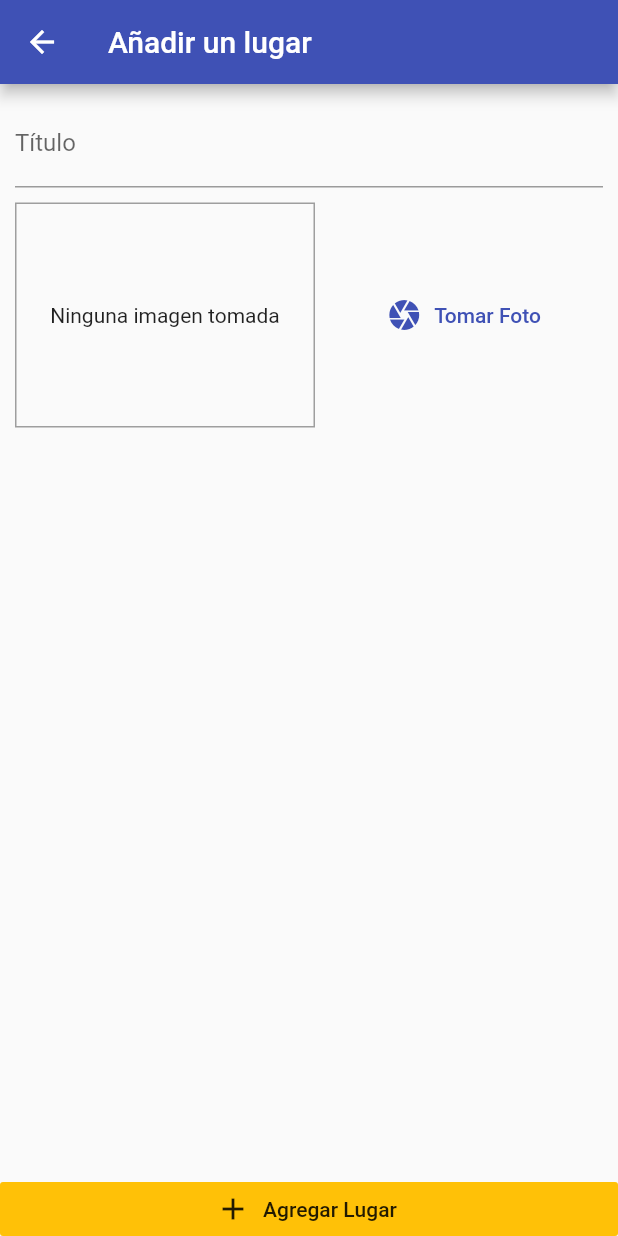
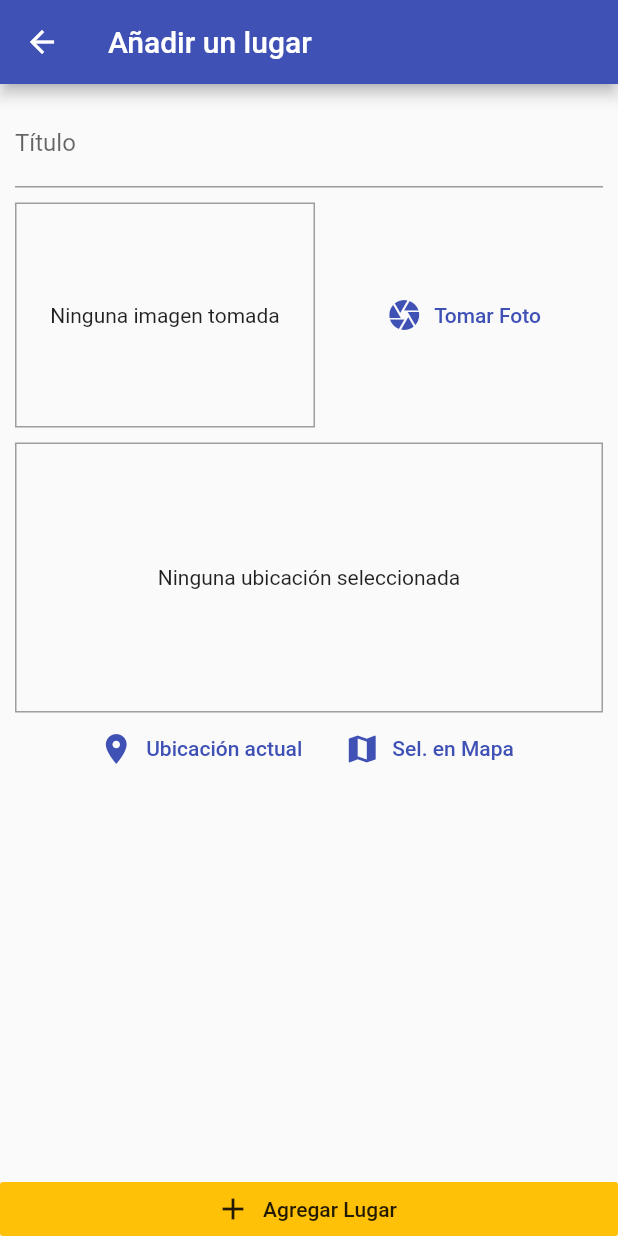
Before and after one commit to cvargas22/lugares-tids08, a Flutter app: the AgregarLugarScreen screen opened by its route, on a phone screen of 412 x 824 dp. Run offline on Flutter 3.47's test engine with Material 2 defaults, Android fonts, the phone set to English and light mode, and no system bars; our stand-ins replace image_picker, location, sqflite; accounts and stored records are empty.

Commit message:
seleccionar ubicacion actual telefono y mostrar mapa de google

```diff
--- /dev/null
+++ b/lib/helpers/location_helper.dart
@@ -0,0 +1,8 @@
+
+const GOOGLE_API_KEY = 'AIzaSyARz1i8CTRkipxVtcWmBfA9aUXiFIL-fHQ';
+class LocationHelper{
+
+  static String generarImagenPreviaUbicacion(double latitud, double longitud){
+    return 'https://maps.googleapis.com/maps/api/staticmap?center=&$latitud,$longitud&zoom=16&size=600x300&maptype=roadmap&markers=color:red%7Clabel:A%7C$latitud,$longitud&key=$GOOGLE_API_KEY';
+  }
+}
--- a/lib/screens/agregar_lugar_screen.dart
+++ b/lib/screens/agregar_lugar_screen.dart
@@ -1,6 +1,8 @@
 import 'dart:io';
 
+import 'package:app_lugares/models/lugar_model.dart';
 import 'package:app_lugares/widgets/image_input.dart';
+import 'package:app_lugares/widgets/location_input.dart';
 import 'package:flutter/material.dart';
 
 
@@ -13,9 +15,15 @@ class AgregarLugarScreen extends StatefulWidget {
 class _AgregarLugarScreenState extends State<AgregarLugarScreen> {
   final tituloController = TextEditingController();
   File _imagenSeleccionada;
+  Ubicacion _ubicacionSeleccionada;
   void seleccionarImagen(File imagenSeleccionada){
     _imagenSeleccionada = imagenSeleccionada;
   }
+
+  void seleccionarUbicacion(double lat, double lng){
+    _ubicacionSeleccionada = Ubicacion(latitud: lat, longitud: lng);
+  }
+
   @override
   Widget build(BuildContext context) {
     return Scaffold(
@@ -26,6 +34,7 @@ class _AgregarLugarScreenState extends State<AgregarLugarScreen> {
         crossAxisAlignment: CrossAxisAlignment.stretch,
         children: [
           Expanded(
+            child: SingleChildScrollView(
               child: Padding(
                 padding: const EdgeInsets.all(10),
                 child: Column(
@@ -39,8 +48,9 @@ class _AgregarLugarScreenState extends State<AgregarLugarScreen> {
                     SizedBox(height: 10),
                     ImageInput(seleccionarImagen),
                     SizedBox(height:10),
-                  //LocationInput
+                    LocationInput(seleccionarUbicacion),
                   ],
+                ),
               ),
             ),
           ),
--- /dev/null
+++ b/lib/widgets/location_input.dart
@@ -0,0 +1,75 @@
+import 'package:app_lugares/helpers/location_helper.dart';
+import 'package:flutter/material.dart';
+import 'package:location/location.dart';
+
+class LocationInput extends StatefulWidget {
+  final Function onSelectLugar;
+  LocationInput(this.onSelectLugar);
+  @override
+  _LocationInputState createState() => _LocationInputState();
+}
+
+class _LocationInputState extends State<LocationInput> {
+  Location location = new Location();
+  String urlImagenPrevia;
+
+  void mostrarPrevia(double lat, double lng) {
+    final staticMapUrl = LocationHelper.generarImagenPreviaUbicacion(lat, lng);
+    setState(() {
+      urlImagenPrevia = staticMapUrl;
+    });
+  }
+
+  Future<void> obtenerUbicacionActual() async {
+    try {
+      final locData = await location.getLocation();
+      mostrarPrevia(locData.latitude, locData.longitude);
+      widget.onSelectLugar(locData.latitude, locData.longitude);
+    } catch (e) {
+      return;
+    }
+  }
+
+  @override
+  Widget build(BuildContext context) {
+    return Column(
+      children: [
+        Container(
+          height: 180,
+          width: double.infinity,
+          alignment: Alignment.center,
+          decoration: BoxDecoration(
+            border: Border.all(
+              width: 1.0,
+              color: Colors.grey
+            )
+          ),
+          child: urlImagenPrevia == null
+          ? Text('Ninguna ubicación seleccionada')
+          : Image.network(
+            urlImagenPrevia,
+            fit: BoxFit.cover,
+            width: double.infinity,
+          )
+        ),
+        Row(
+          mainAxisAlignment: MainAxisAlignment.center,
+          children: [
+            FlatButton.icon(
+              onPressed: obtenerUbicacionActual,
+              icon: Icon(Icons.location_on),
+              label: Text('Ubicación actual'),
+              textColor: Theme.of(context).primaryColor,
+            ),
+            FlatButton.icon(
+              onPressed: (){},
+              icon: Icon(Icons.map),
+              label: Text('Sel. en Mapa'),
+              textColor: Theme.of(context).primaryColor,
+            ),
+          ],
+        )
+      ],
+    );
+  }
+}
--- a/pubspec.yaml
+++ b/pubspec.yaml
@@ -34,6 +34,7 @@ dependencies:
   path: ^1.7.0
   path_provider: ^1.6.24
   image_picker: ^0.6.7+14
+  location: ^3.0.0
 
 dev_dependencies:
   flutter_test:
```
Also changed, not shown: pubspec.lock. Lines whose indentation alone changed are shown as unchanged.
